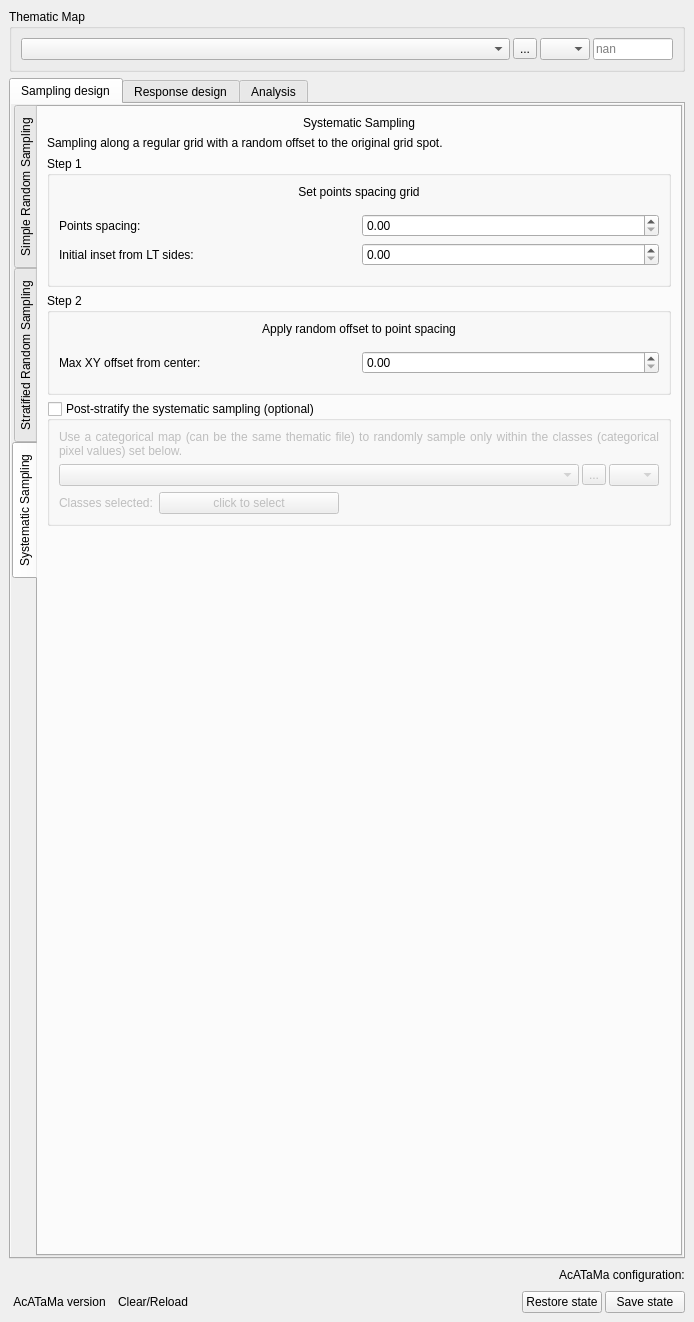
The window that ui/acatama_dockwidget.ui (SMByC/AcATaMa) describes before a commit, drawn with Qt 5.
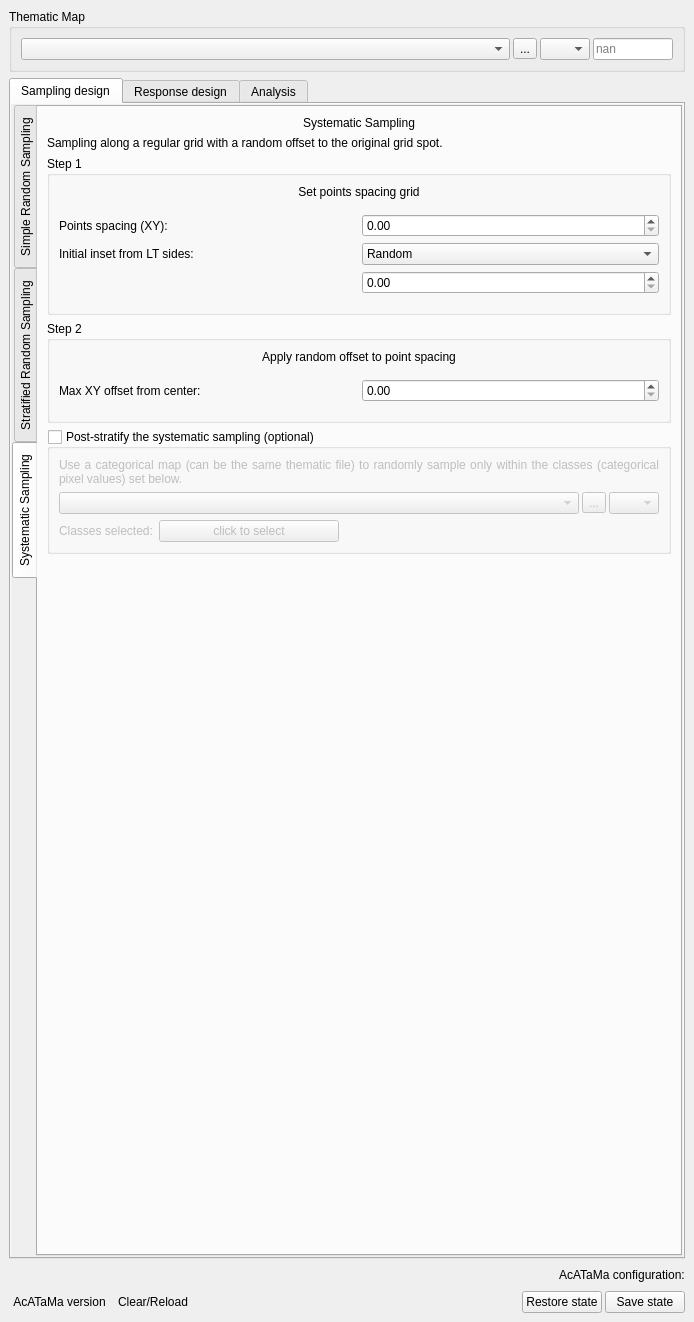
The same window after the commit. The open tabs and pages were chosen to show the change. Icons and pictures are not drawn. Custom widgets are drawn as their Qt base class.

Commit message: Added the option for systematic sampling to set the initial inset from left-top corner using a random value (from 0 to point spacing)

Diff of the .ui file:
```diff
--- a/ui/acatama_dockwidget.ui
+++ b/ui/acatama_dockwidget.ui
@@ -924,13 +924,6 @@
                       <property name="rightMargin">
                        <number>0</number>
                       </property>
-                      <item row="0" column="0">
-                       <widget class="QLabel" name="label_26">
-                        <property name="text">
-                         <string>Points spacing:</string>
-                        </property>
-                       </widget>
-                      </item>
                       <item row="0" column="1">
                        <widget class="QDoubleSpinBox" name="PointsSpacing_SystS"/>
                       </item>
@@ -941,8 +934,32 @@
                         </property>
                        </widget>
                       </item>
+                      <item row="0" column="0">
+                       <widget class="QLabel" name="label_26">
+                        <property name="text">
+                         <string>Points spacing (XY):</string>
+                        </property>
+                       </widget>
+                      </item>
                       <item row="1" column="1">
-                       <widget class="QDoubleSpinBox" name="InitialInset_SystS"/>
+                       <widget class="QComboBox" name="QCBox_InitialInsetMode_SystS">
+                        <property name="toolTip">
+                         <string>&lt;html&gt;&lt;head/&gt;&lt;body&gt;&lt;p&gt;Set the initial inset from left-top corner using a random value (from 0 to point spacing) or using a fixed value by user&lt;/p&gt;&lt;/body&gt;&lt;/html&gt;</string>
+                        </property>
+                        <item>
+                         <property name="text">
+                          <string>Random</string>
+                         </property>
+                        </item>
+                        <item>
+                         <property name="text">
+                          <string>Fixed</string>
+                         </property>
+                        </item>
+                       </widget>
+                      </item>
+                      <item row="2" column="1">
+                       <widget class="QDoubleSpinBox" name="InitialInsetFixed_SystS"/>
                       </item>
                      </layout>
                     </widget>
```
The commit also changes 5 other files.
